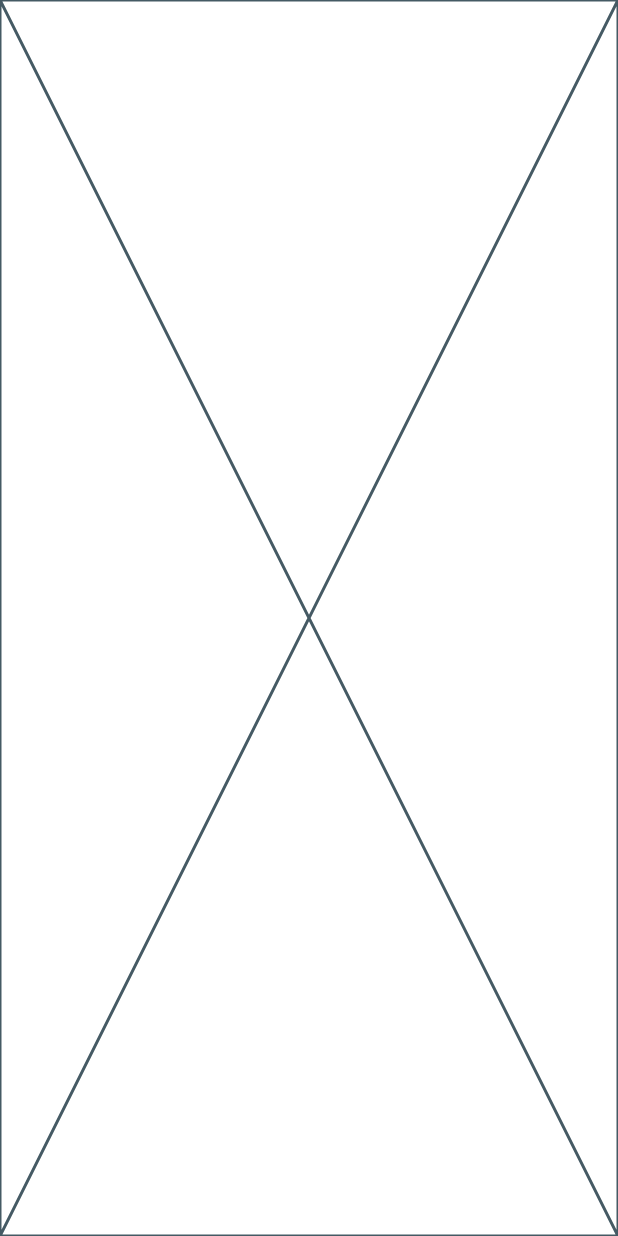
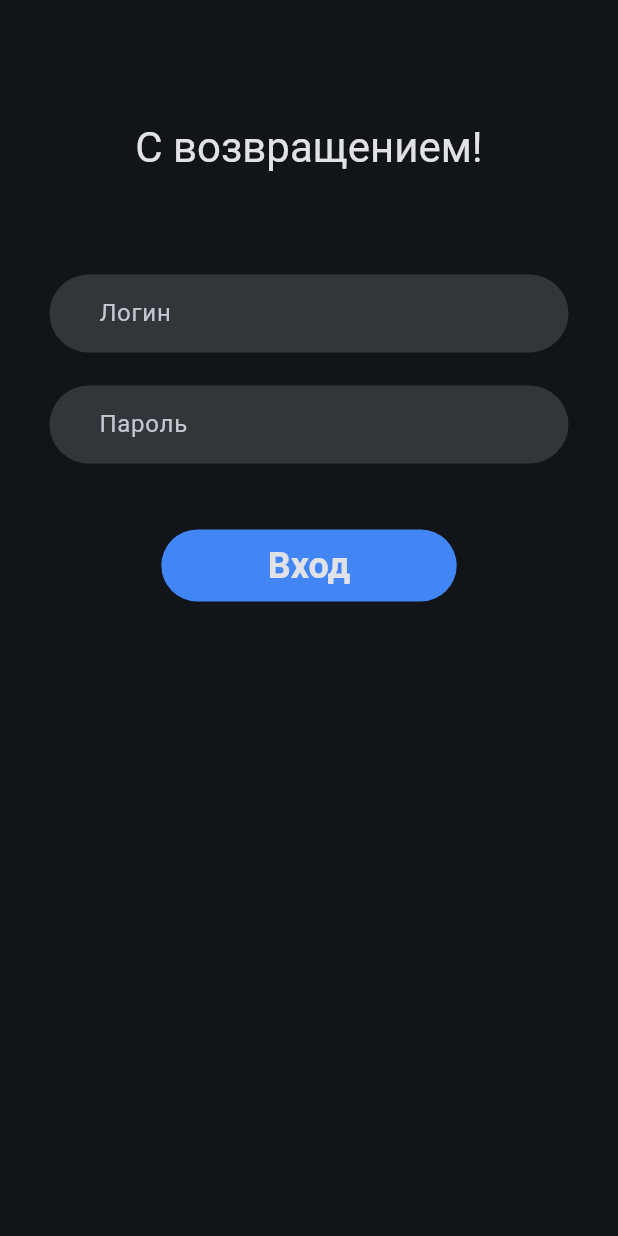
Before and after one commit to marketsmasher/client, a Flutter app: the screen it shows after launch, on a phone screen of 412 x 824 dp. Run offline on Flutter 3.47's test engine with Material 3 defaults, Android fonts, the light colour scheme and no system bars; our stand-ins replace go_router.

Commit message:
feat: add login screen layout

```diff
--- a/lib/ui/auth/widgets/login_screen.dart
+++ b/lib/ui/auth/widgets/login_screen.dart
@@ -7,10 +7,74 @@ class LoginScreen extends StatefulWidget {
   State<LoginScreen> createState() => _LoginScreenState();
 }
 
+// TODO: move Form and Button styles to Theme
 class _LoginScreenState extends State<LoginScreen> {
   @override
   Widget build(BuildContext context) {
-    return const Placeholder();
+    return Scaffold(
+      body: SafeArea(
+        child: Center(
+          child: Padding(
+            padding: const EdgeInsets.symmetric(horizontal: 33),
+            child: Column(
+              children: [
+                SizedBox(height: 80),
+                Text(
+                  'С возвращением!',
+                  style: Theme.of(context).textTheme.headlineMedium,
+                ),
+                SizedBox(height: 67),
+                TextFormField(
+                  decoration: InputDecoration(
+                    hintText: 'Логин',
+                    filled: true,
+                    contentPadding: EdgeInsets.symmetric(
+                      horizontal: 29,
+                      vertical: 14,
+                    ),
+                    border: OutlineInputBorder(
+                      borderRadius: BorderRadius.circular(50),
+                      borderSide: BorderSide.none,
+                    ),
+                  ),
+                ),
+                SizedBox(height: 22),
+                TextFormField(
+                  obscureText: true,
+                  enableSuggestions: false,
+                  autocorrect: false,
+                  decoration: InputDecoration(
+                    hintText: 'Пароль',
+                    filled: true,
+                    contentPadding: EdgeInsets.symmetric(
+                      horizontal: 29,
+                      vertical: 14,
+                    ),
+                    border: OutlineInputBorder(
+                      borderRadius: BorderRadius.circular(50),
+                      borderSide: BorderSide.none,
+                    ),
+                  ),
+                ),
+                SizedBox(height: 44),
+                FilledButton(
+                  onPressed: () {}, // TODO: add login logic
+                  style: FilledButton.styleFrom(
+                    backgroundColor: Color(0xFF4285f4),
+                    padding: EdgeInsets.symmetric(vertical: 8, horizontal: 71),
+                  ),
+                  child: Text(
+                      'Вход',
+                    style: Theme.of(context).textTheme.headlineSmall?.copyWith(
+                      fontWeight: FontWeight.w600,
+                    ),
+                  ),
+                ),
+              ],
+            ),
+          ),
+        ),
+      ),
+    );
   }
-
 }
--- a/lib/ui/main.dart
+++ b/lib/ui/main.dart
@@ -12,6 +12,13 @@ class MyApp extends StatelessWidget {
   Widget build(BuildContext context) {
     return MaterialApp.router(
       routerConfig: router,
+      theme: ThemeData(
+        useMaterial3: true,
+        colorScheme: ColorScheme.fromSeed(
+          seedColor: Colors.blue,
+          brightness: Brightness.dark,
+        ),
+      ),
     );
   }
 }
```
